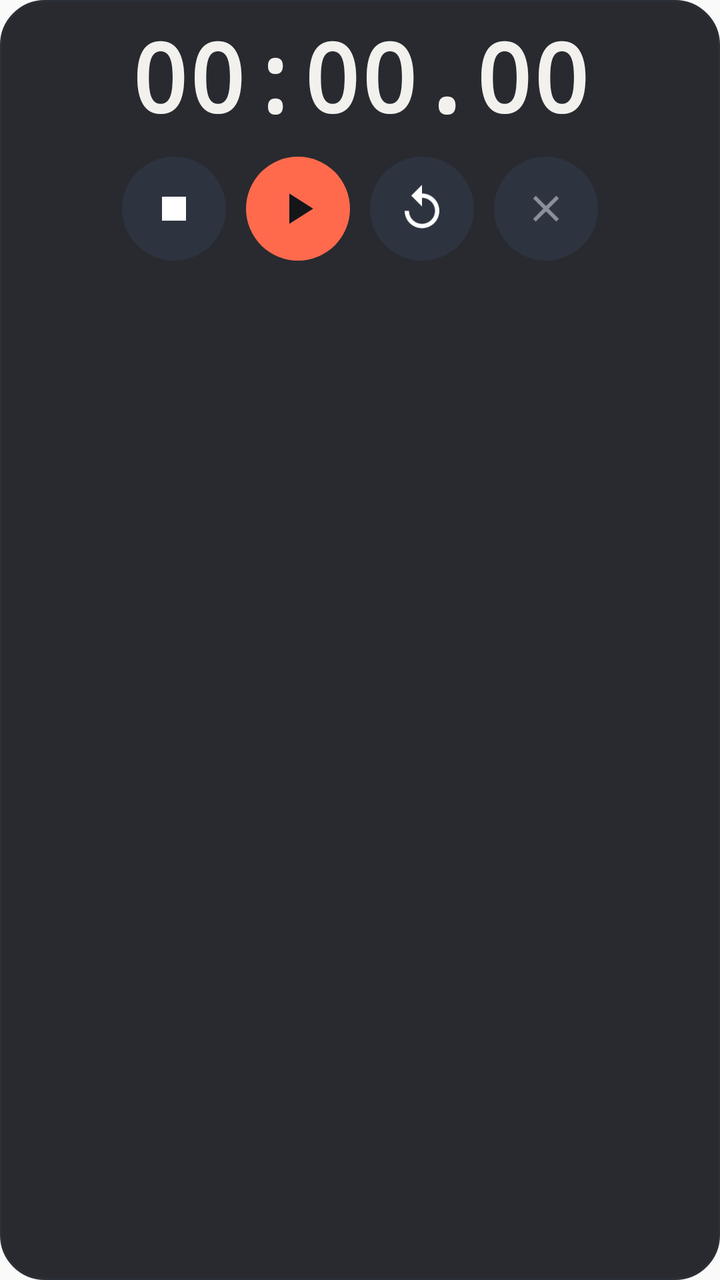
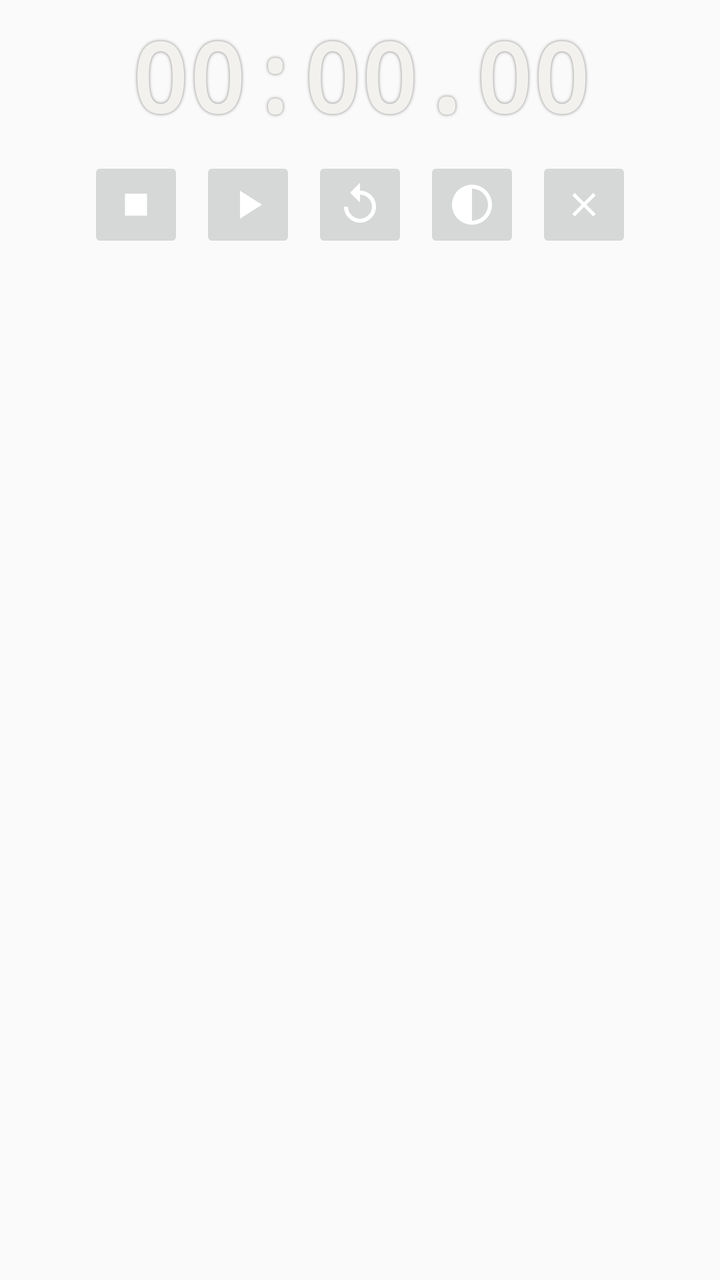

Compare the two renders of this Android layout. The source of the first and the diff that turns it into the second are given below.
<!-- AndroidManifest.xml: application theme Theme.Cronometro -->
<!-- res/layout/floating_stopwatch.xml -->
<?xml version="1.0" encoding="utf-8"?>
<LinearLayout xmlns:android="http://schemas.android.com/apk/res/android"
    android:layout_width="wrap_content"
    android:layout_height="wrap_content"
    android:background="@drawable/bg_card"
    android:gravity="center_horizontal"
    android:orientation="vertical"
    android:paddingStart="18dp"
    android:paddingTop="12dp"
    android:paddingEnd="18dp"
    android:paddingBottom="14dp">

    <TextView
        android:id="@+id/timeText"
        android:layout_width="wrap_content"
        android:layout_height="wrap_content"
        android:fontFamily="monospace"
        android:fontFeatureSettings="tnum"
        android:includeFontPadding="false"
        android:text="00:00.00"
        android:textColor="#F2F1EE"
        android:textSize="48sp"
        android:textStyle="bold" />

    <LinearLayout
        android:layout_width="wrap_content"
        android:layout_height="wrap_content"
        android:layout_marginTop="10dp"
        android:orientation="horizontal">

        
        <ImageButton
            android:id="@+id/btnReset"
            android:layout_width="52dp"
            android:layout_height="52dp"
            android:background="@drawable/bg_btn"
            android:contentDescription="Zerar"
            android:padding="14dp"
            android:scaleType="fitCenter"
            android:src="@drawable/ic_stop"
            android:tint="#FFFFFF" />

        
        <ImageButton
            android:id="@+id/btnPlay"
            android:layout_width="52dp"
            android:layout_height="52dp"
            android:layout_marginStart="10dp"
            android:background="@drawable/bg_btn_accent"
            android:contentDescription="Iniciar"
            android:padding="13dp"
            android:scaleType="fitCenter"
            android:src="@drawable/ic_play"
            android:tint="#14161A" />

        
        <ImageButton
            android:id="@+id/btnRestart"
            android:layout_width="52dp"
            android:layout_height="52dp"
            android:layout_marginStart="10dp"
            android:background="@drawable/bg_btn"
            android:contentDescription="Reiniciar"
            android:padding="13dp"
            android:scaleType="fitCenter"
            android:src="@drawable/ic_restart"
            android:tint="#FFFFFF" />

        
        <ImageButton
            android:id="@+id/btnClose"
            android:layout_width="52dp"
            android:layout_height="52dp"
            android:layout_marginStart="10dp"
            android:background="@drawable/bg_btn"
            android:contentDescription="Fechar"
            android:padding="15dp"
            android:scaleType="fitCenter"
            android:src="@drawable/ic_close"
            android:tint="#8B909A" />
    </LinearLayout>
</LinearLayout>
<!-- resources referenced by this layout -->
<resources>
  <!-- drawable bg_btn (drawable) -->
  <?xml version="1.0" encoding="utf-8"?>
  <shape xmlns:android="http://schemas.android.com/apk/res/android" android:shape="oval">
      <solid android:color="#2E3340" />
  </shape>
  <!-- drawable bg_btn_accent (drawable) -->
  <?xml version="1.0" encoding="utf-8"?>
  <shape xmlns:android="http://schemas.android.com/apk/res/android" android:shape="oval">
      <solid android:color="#FF6A4D" />
  </shape>
  <!-- drawable bg_card (drawable) -->
  <?xml version="1.0" encoding="utf-8"?>
  <shape xmlns:android="http://schemas.android.com/apk/res/android" android:shape="rectangle">
      <solid android:color="#F01B1D22" />
      <corners android:radius="22dp" />
      <stroke android:width="1dp" android:color="#2B2F37" />
  </shape>
  <!-- drawable ic_close (drawable) -->
  <?xml version="1.0" encoding="utf-8"?>
  <vector xmlns:android="http://schemas.android.com/apk/res/android"
      android:width="24dp"
      android:height="24dp"
      android:viewportWidth="24"
      android:viewportHeight="24">
      <path
          android:fillColor="#FFFFFF"
          android:pathData="M19,6.41L17.59,5 12,10.59 6.41,5 5,6.41 10.59,12 5,17.59 6.41,19 12,13.41 17.59,19 19,17.59 13.41,12z" />
  </vector>
  <!-- drawable ic_play (drawable) -->
  <?xml version="1.0" encoding="utf-8"?>
  <vector xmlns:android="http://schemas.android.com/apk/res/android"
      android:width="24dp"
      android:height="24dp"
      android:viewportWidth="24"
      android:viewportHeight="24">
      <path
          android:fillColor="#FFFFFF"
          android:pathData="M8,5v14l11,-7z" />
  </vector>
  <!-- drawable ic_restart (drawable) -->
  <?xml version="1.0" encoding="utf-8"?>
  <vector xmlns:android="http://schemas.android.com/apk/res/android"
      android:width="24dp"
      android:height="24dp"
      android:viewportWidth="24"
      android:viewportHeight="24">
      <path
          android:fillColor="#FFFFFF"
          android:pathData="M12,5V1L7,6l5,5V7c3.31,0 6,2.69 6,6s-2.69,6 -6,6 -6,-2.69 -6,-6H4c0,4.42 3.58,8 8,8s8,-3.58 8,-8 -3.58,-8 -8,-8z" />
  </vector>
  <!-- drawable ic_stop (drawable) -->
  <?xml version="1.0" encoding="utf-8"?>
  <vector xmlns:android="http://schemas.android.com/apk/res/android"
      android:width="24dp"
      android:height="24dp"
      android:viewportWidth="24"
      android:viewportHeight="24">
      <path
          android:fillColor="#FFFFFF"
          android:pathData="M6,6h12v12H6z" />
  </vector>
  <style name="Theme.Cronometro" parent="Theme.AppCompat.DayNight.NoActionBar" />
</resources>

<!-- the commit's change to res/layout/floating_stopwatch.xml (unified diff, before → after) -->
@@ -2,7 +2,6 @@
 <LinearLayout xmlns:android="http://schemas.android.com/apk/res/android"
     android:layout_width="wrap_content"
     android:layout_height="wrap_content"
-    android:background="@drawable/bg_card"
     android:gravity="center_horizontal"
     android:orientation="vertical"
     android:paddingStart="18dp"
@@ -17,6 +16,10 @@
         android:fontFamily="monospace"
         android:fontFeatureSettings="tnum"
         android:includeFontPadding="false"
+        android:shadowColor="#80000000"
+        android:shadowDx="0"
+        android:shadowDy="0"
+        android:shadowRadius="4"
         android:text="00:00.00"
         android:textColor="#F2F1EE"
         android:textSize="48sp"
@@ -31,52 +34,138 @@
         
         <ImageButton
             android:id="@+id/btnReset"
-            android:layout_width="52dp"
-            android:layout_height="52dp"
-            android:background="@drawable/bg_btn"
+            android:layout_width="48dp"
+            android:layout_height="48dp"
             android:contentDescription="Zerar"
-            android:padding="14dp"
+            android:padding="13dp"
             android:scaleType="fitCenter"
-            android:src="@drawable/ic_stop"
-            android:tint="#FFFFFF" />
+            android:src="@drawable/ic_stop" />
 
         
         <ImageButton
             android:id="@+id/btnPlay"
-            android:layout_width="52dp"
-            android:layout_height="52dp"
-            android:layout_marginStart="10dp"
-            android:background="@drawable/bg_btn_accent"
+            android:layout_width="48dp"
+            android:layout_height="48dp"
+            android:layout_marginStart="8dp"
             android:contentDescription="Iniciar"
-            android:padding="13dp"
+            android:padding="12dp"
             android:scaleType="fitCenter"
-            android:src="@drawable/ic_play"
-            android:tint="#14161A" />
+            android:src="@drawable/ic_play" />
 
         
         <ImageButton
             android:id="@+id/btnRestart"
-            android:layout_width="52dp"
-            android:layout_height="52dp"
-            android:layout_marginStart="10dp"
-            android:background="@drawable/bg_btn"
+            android:layout_width="48dp"
+            android:layout_height="48dp"
+            android:layout_marginStart="8dp"
             android:contentDescription="Reiniciar"
-            android:padding="13dp"
+            android:padding="12dp"
             android:scaleType="fitCenter"
-            android:src="@drawable/ic_restart"
-            android:tint="#FFFFFF" />
+            android:src="@drawable/ic_restart" />
+
+        
+        <ImageButton
+            android:id="@+id/btnPalette"
+            android:layout_width="48dp"
+            android:layout_height="48dp"
+            android:layout_marginStart="8dp"
+            android:contentDescription="Cores e transparência"
+            android:padding="12dp"
+            android:scaleType="fitCenter"
+            android:src="@drawable/ic_contrast" />
 
         
         <ImageButton
             android:id="@+id/btnClose"
-            android:layout_width="52dp"
-            android:layout_height="52dp"
-            android:layout_marginStart="10dp"
-            android:background="@drawable/bg_btn"
+            android:layout_width="48dp"
+            android:layout_height="48dp"
+            android:layout_marginStart="8dp"
             android:contentDescription="Fechar"
-            android:padding="15dp"
+            android:padding="14dp"
             android:scaleType="fitCenter"
-            android:src="@drawable/ic_close"
-            android:tint="#8B909A" />
+            android:src="@drawable/ic_close" />
+    </LinearLayout>
+
+    
+    <LinearLayout
+        android:id="@+id/panel"
+        android:layout_width="wrap_content"
+        android:layout_height="wrap_content"
+        android:layout_marginTop="14dp"
+        android:gravity="center_horizontal"
+        android:orientation="vertical"
+        android:visibility="gone">
+
+        <TextView
+            android:id="@+id/lblAlpha"
+            android:layout_width="wrap_content"
+            android:layout_height="wrap_content"
+            android:text="Transparência do fundo: 0%"
+            android:textSize="13sp" />
+
+        <SeekBar
+            android:id="@+id/seekAlpha"
+            android:layout_width="270dp"
+            android:layout_height="wrap_content"
+            android:layout_marginTop="4dp"
+            android:max="95" />
+
+        <TextView
+            android:id="@+id/lblFundo"
+            android:layout_width="wrap_content"
+            android:layout_height="wrap_content"
+            android:layout_marginTop="10dp"
+            android:text="Cor do fundo"
+            android:textSize="13sp" />
+
+        <LinearLayout
+            android:id="@+id/rowFundo"
+            android:layout_width="wrap_content"
+            android:layout_height="wrap_content"
+            android:layout_marginTop="6dp"
+            android:gravity="center"
+            android:orientation="horizontal" />
+
+        <TextView
+            android:id="@+id/lblNumeros"
+            android:layout_width="wrap_content"
+            android:layout_height="wrap_content"
+            android:layout_marginTop="12dp"
+            android:text="Cor dos números e ícones"
+            android:textSize="13sp" />
+
+        <LinearLayout
+            android:id="@+id/rowNumeros"
+            android:layout_width="wrap_content"
+            android:layout_height="wrap_content"
+            android:layout_marginTop="6dp"
+            android:gravity="center"
+            android:orientation="horizontal" />
+
+        <TextView
+            android:id="@+id/lblDestaque"
+            android:layout_width="wrap_content"
+            android:layout_height="wrap_content"
+            android:layout_marginTop="12dp"
+            android:text="Cor de destaque (play e centésimos)"
+            android:textSize="13sp" />
+
+        <LinearLayout
+            android:id="@+id/rowDestaque"
+            android:layout_width="wrap_content"
+            android:layout_height="wrap_content"
+            android:layout_marginTop="6dp"
+            android:gravity="center"
+            android:orientation="horizontal" />
+
+        <TextView
+            android:id="@+id/tvRestaurar"
+            android:layout_width="wrap_content"
+            android:layout_height="wrap_content"
+            android:layout_marginTop="8dp"
+            android:padding="10dp"
+            android:text="Restaurar padrão"
+            android:textSize="13sp"
+            android:textStyle="bold" />
     </LinearLayout>
 </LinearLayout>
<!-- resource entries referenced after the edit -->
@@ -1,22 +1,5 @@
 <!-- resources referenced by this layout -->
 <resources>
-  <!-- drawable bg_btn (drawable) -->
-  <?xml version="1.0" encoding="utf-8"?>
-  <shape xmlns:android="http://schemas.android.com/apk/res/android" android:shape="oval">
-      <solid android:color="#2E3340" />
-  </shape>
-  <!-- drawable bg_btn_accent (drawable) -->
-  <?xml version="1.0" encoding="utf-8"?>
-  <shape xmlns:android="http://schemas.android.com/apk/res/android" android:shape="oval">
-      <solid android:color="#FF6A4D" />
-  </shape>
-  <!-- drawable bg_card (drawable) -->
-  <?xml version="1.0" encoding="utf-8"?>
-  <shape xmlns:android="http://schemas.android.com/apk/res/android" android:shape="rectangle">
-      <solid android:color="#F01B1D22" />
-      <corners android:radius="22dp" />
-      <stroke android:width="1dp" android:color="#2B2F37" />
-  </shape>
   <!-- drawable ic_close (drawable) -->
   <?xml version="1.0" encoding="utf-8"?>
   <vector xmlns:android="http://schemas.android.com/apk/res/android"
@@ -27,6 +10,18 @@
       <path
           android:fillColor="#FFFFFF"
           android:pathData="M19,6.41L17.59,5 12,10.59 6.41,5 5,6.41 10.59,12 5,17.59 6.41,19 12,13.41 17.59,19 19,17.59 13.41,12z" />
+  </vector>
+  <!-- drawable ic_contrast (drawable) -->
+  <?xml version="1.0" encoding="utf-8"?>
+  <vector xmlns:android="http://schemas.android.com/apk/res/android"
+      android:width="24dp"
+      android:height="24dp"
+      android:viewportWidth="24"
+      android:viewportHeight="24">
+      <path
+          android:fillColor="#FFFFFF"
+          android:fillType="evenOdd"
+          android:pathData="M12,2C6.48,2 2,6.48 2,12s4.48,10 10,10 10,-4.48 10,-10S17.52,2 12,2zM12,20V4c4.41,0 8,3.59 8,8s-3.59,8 -8,8z" />
   </vector>
   <!-- drawable ic_play (drawable) -->
   <?xml version="1.0" encoding="utf-8"?>
